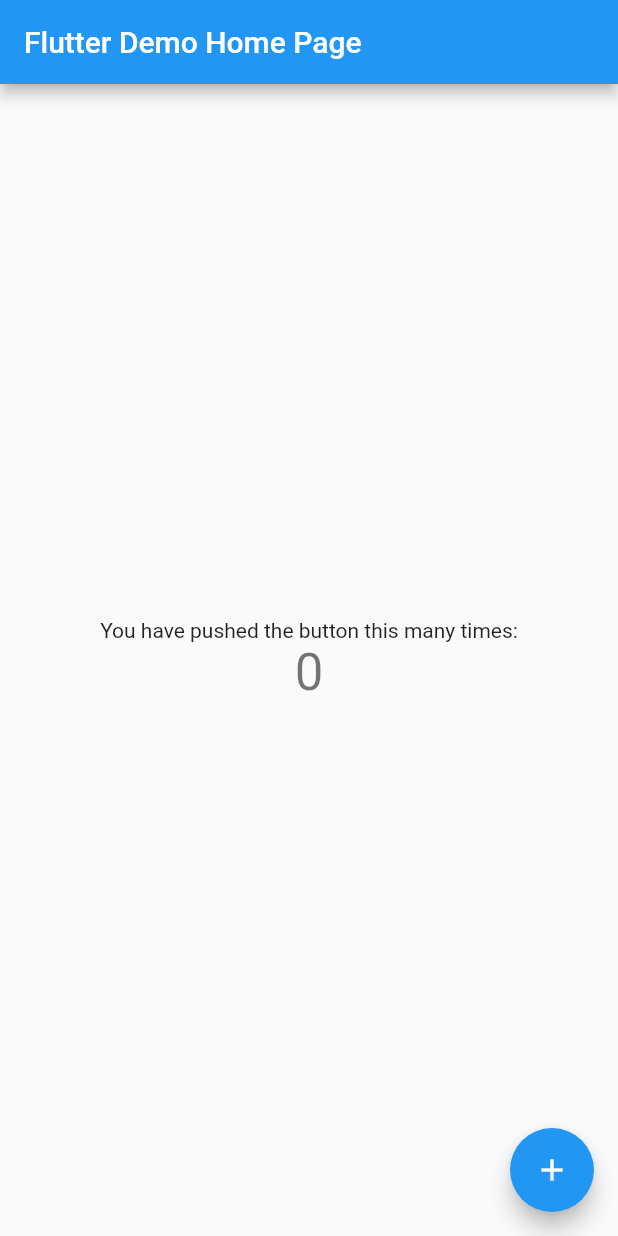
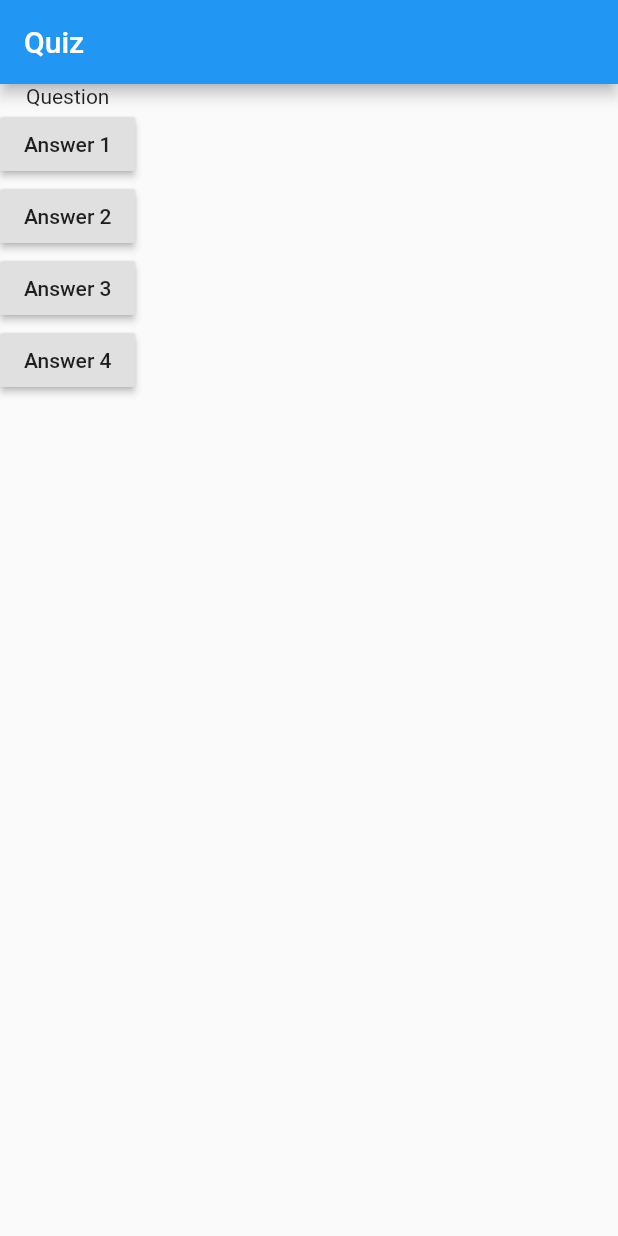
Before and after one commit to vinaykudari/tutorial, a Flutter app: the screen it shows after launch, on a phone screen of 412 x 824 dp. Run offline on Flutter 3.47's test engine with Material 2 defaults, Android fonts, the phone set to English and light mode, and no system bars.

Commit message:
Question and Answer UI using StatelessWidget

```diff
--- a/flutter/quiz/lib/main.dart
+++ b/flutter/quiz/lib/main.dart
@@ -1,117 +1,69 @@
 import 'package:flutter/material.dart';
 
+// We can declare the constructors in any of the below ways
+
+// class Test {
+//   String name;
+//   int age;
+
+//   {} make the parameters named optional arguments
+
+//   Test({this.name, this.age=23});
+
+//   Test({String name, int age=23}){
+//     this.name = name;
+//     this.age = age;
+//   }
+// }
+
 void main() {
-  runApp(MyApp());
+  runApp(Quiz());
 }
 
-class MyApp extends StatelessWidget {
-  // This widget is the root of your application.
-  @override
-  Widget build(BuildContext context) {
-    return MaterialApp(
-      title: 'Flutter Demo',
-      theme: ThemeData(
-        // This is the theme of your application.
-        //
-        // Try running your application with "flutter run". You'll see the
-        // application has a blue toolbar. Then, without quitting the app, try
-        // changing the primarySwatch below to Colors.green and then invoke
-        // "hot reload" (press "r" in the console where you ran "flutter run",
-        // or simply save your changes to "hot reload" in a Flutter IDE).
-        // Notice that the counter didn't reset back to zero; the application
-        // is not restarted.
-        primarySwatch: Colors.blue,
-        // This makes the visual density adapt to the platform that you run
-        // the app on. For desktop platforms, the controls will be smaller and
-        // closer together (more dense) than on mobile platforms.
-        visualDensity: VisualDensity.adaptivePlatformDensity,
-      ),
-      home: MyHomePage(title: 'Flutter Demo Home Page'),
-    );
-  }
-}
+// If the function body can fit in a line we can use the alternative syntax
+// void main() => runApp(Quiz());
 
-class MyHomePage extends StatefulWidget {
-  MyHomePage({Key key, this.title}) : super(key: key);
-
-  // This widget is the home page of your application. It is stateful, meaning
-  // that it has a State object (defined below) that contains fields that affect
-  // how it looks.
-
-  // This class is the configuration for the state. It holds the values (in this
-  // case the title) provided by the parent (in this case the App widget) and
-  // used by the build method of the State. Fields in a Widget subclass are
-  // always marked "final".
-
-  final String title;
-
-  @override
-  _MyHomePageState createState() => _MyHomePageState();
-}
-
-class _MyHomePageState extends State<MyHomePage> {
-  int _counter = 0;
-
-  void _incrementCounter() {
-    setState(() {
-      // This call to setState tells the Flutter framework that something has
-      // changed in this State, which causes it to rerun the build method below
-      // so that the display can reflect the updated values. If we changed
-      // _counter without calling setState(), then the build method would not be
-      // called again, and so nothing would appear to happen.
-      _counter++;
-    });
+class Quiz extends StatelessWidget {
+  void answerResponse() {
+    print('hello');
   }
 
-  @override
+  // Flutter calls build everytime when there's update on the screen
+  @override // Good practice to add this to functions we are overriding
   Widget build(BuildContext context) {
-    // This method is rerun every time setState is called, for instance as done
-    // by the _incrementCounter method above.
-    //
-    // The Flutter framework has been optimized to make rerunning build methods
-    // fast, so that you can just rebuild anything that needs updating rather
-    // than having to individually change instances of widgets.
-    return Scaffold(
-      appBar: AppBar(
-        // Here we take the value from the MyHomePage object that was created by
-        // the App.build method, and use it to set our appbar title.
-        title: Text(widget.title),
-      ),
-      body: Center(
-        // Center is a layout widget. It takes a single child and positions it
-        // in the middle of the parent.
-        child: Column(
-          // Column is also a layout widget. It takes a list of children and
-          // arranges them vertically. By default, it sizes itself to fit its
-          // children horizontally, and tries to be as tall as its parent.
-          //
-          // Invoke "debug painting" (press "p" in the console, choose the
-          // "Toggle Debug Paint" action from the Flutter Inspector in Android
-          // Studio, or the "Toggle Debug Paint" command in Visual Studio Code)
-          // to see the wireframe for each widget.
-          //
-          // Column has various properties to control how it sizes itself and
-          // how it positions its children. Here we use mainAxisAlignment to
-          // center the children vertically; the main axis here is the vertical
-          // axis because Columns are vertical (the cross axis would be
-          // horizontal).
-          mainAxisAlignment: MainAxisAlignment.center,
+    // Scaffold offers some API's which implements material design visual layout structure.
+    return MaterialApp(
+      home: Scaffold(
+        appBar: AppBar(
+          title: Text('Quiz'),
+        ),
+        body: Column(
           children: <Widget>[
-            Text(
-              'You have pushed the button this many times:',
+            Text('Question'),
+            RaisedButton(
+              child: Text('Answer 1'),
+              // Passing function pointer to onPressed
+              onPressed: answerResponse,
             ),
-            Text(
-              '$_counter',
-              style: Theme.of(context).textTheme.headline4,
+            RaisedButton(
+              child: Text('Answer 2'),
+              // Anonymous function: Single line
+              onPressed: () => print('Yo'),
+            ),
+            RaisedButton(
+              child: Text('Answer 3'),
+              // Anonymous function: Block
+              onPressed: () {
+                print('heyya');
+              },
+            ),
+            RaisedButton(
+              child: Text('Answer 4'),
+              onPressed: answerResponse,
             ),
           ],
         ),
       ),
-      floatingActionButton: FloatingActionButton(
-        onPressed: _incrementCounter,
-        tooltip: 'Increment',
-        child: Icon(Icons.add),
-      ), // This trailing comma makes auto-formatting nicer for build methods.
     );
   }
 }
```
